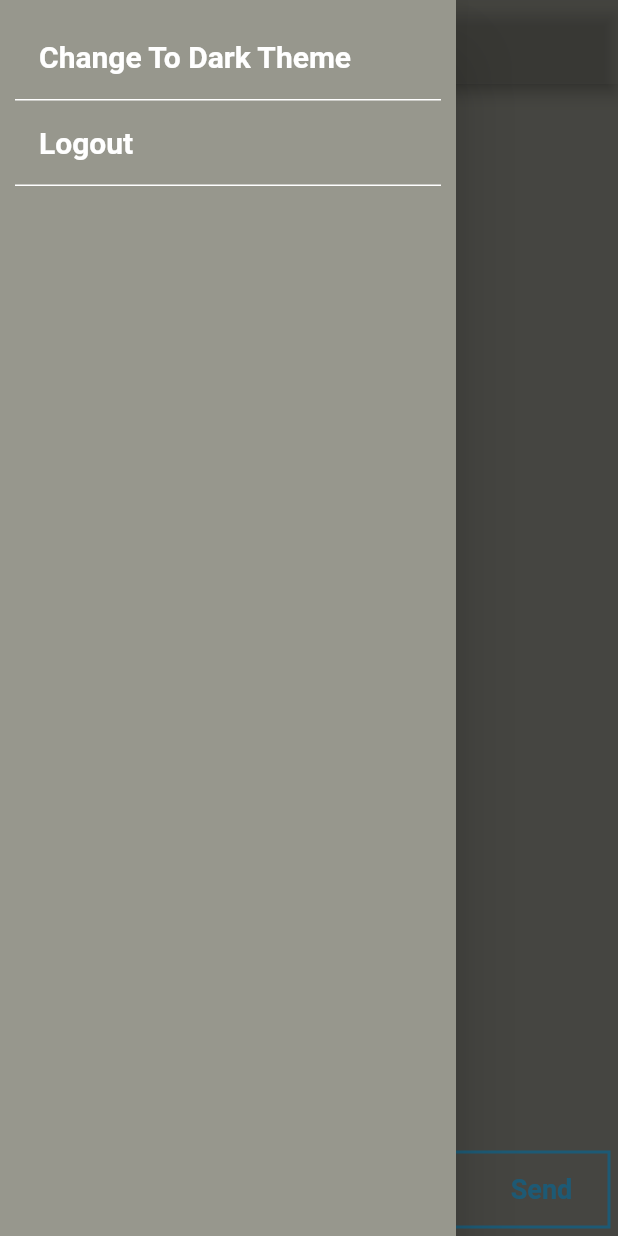
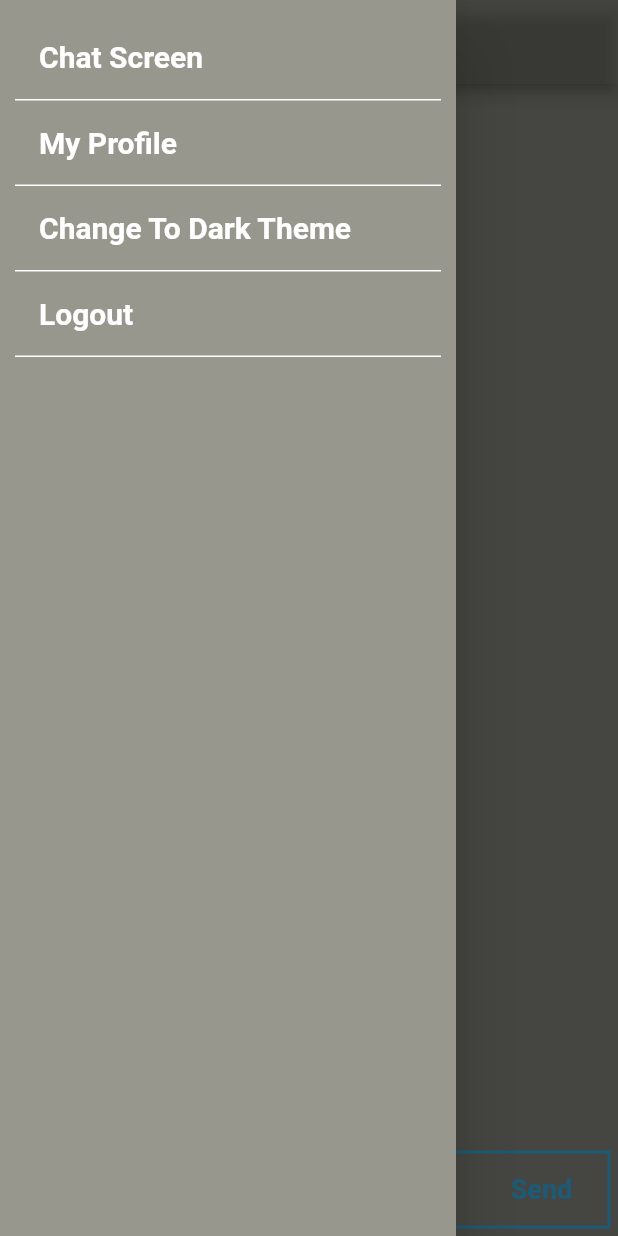
Before and after one commit to aunshpatel/the_chat_app, a Flutter app: the ChatScreen screen opened by its route, with the side drawer open, on a phone screen of 412 x 824 dp. Run offline on Flutter 3.47's test engine with Material 2 defaults, Android fonts, the phone set to English and light mode, and no system bars; our stand-ins replace cloud_firestore, firebase_auth, firebase_core, modal_progress_hud, shared_preferences; accounts and stored records are empty.

```diff
--- a/lib/chat_screen.dart
+++ b/lib/chat_screen.dart
@@ -2,6 +2,8 @@ import 'package:firebase_core/firebase_core.dart';
 import 'package:flutter/material.dart';
 import 'package:firebase_auth/firebase_auth.dart';
 import 'package:shared_preferences/shared_preferences.dart';
+import 'package:the_chat_app/profile_page.dart';
+import 'package:the_chat_app/side_drawer.dart';
 import 'package:the_chat_app/welcome_screen.dart';
 import 'components/constants.dart';
 import 'package:cloud_firestore/cloud_firestore.dart';
@@ -17,7 +19,7 @@ class ChatScreen extends StatefulWidget {
 }
 
 class _ChatScreenState extends State<ChatScreen> {
-  final _auth = FirebaseAuth.instance;
+  //final _auth = FirebaseAuth.instance;
   String messageText = '';
   TextEditingController textMessageController = TextEditingController();
 
@@ -28,7 +30,7 @@ class _ChatScreenState extends State<ChatScreen> {
   }
 
   void getCurrentUser() async{
-    final user = await _auth.currentUser;
+    final user = await auth.currentUser;
     if(user!=null){
       loggedInUser = user;
       print('loggedInUser:$loggedInUser');
@@ -40,13 +42,32 @@ class _ChatScreenState extends State<ChatScreen> {
     return SafeArea(
       child: Scaffold(
         endDrawerEnableOpenDragGesture: false,
-        drawer: Drawer(
+        /*drawer: Drawer(
             backgroundColor: darkTheme == false ? kLightBackgroundColor: Colors.blueGrey,
             elevation: 20,
             child: Padding(
               padding: const EdgeInsets.all(10.0),
               child: ListView(
                 children: [
+                  Container(
+                    decoration: BoxDecoration(
+                        border: Border(
+                            bottom: BorderSide(
+                              color: darkTheme == false ? kWhiteColor : kBlackColor,
+                            )
+                        )
+                    ),
+                    child: ListTile(
+                      title: const Text(
+                        'My Profile',
+                        style: kTextStyle,
+                      ),
+                      onTap: (){
+                        auth.signOut();
+                        Navigator.pushNamed(context, ProfilePage.id);
+                      },
+                    ),
+                  ),
                   Container(
                     decoration: BoxDecoration(
                     border: Border(
@@ -85,7 +106,7 @@ class _ChatScreenState extends State<ChatScreen> {
                         style: kTextStyle,
                       ),
                       onTap: (){
-                        _auth.signOut();
+                        auth.signOut();
                         Navigator.pushNamed(context, WelcomeScreen.id);
                       },
                     ),
@@ -93,7 +114,8 @@ class _ChatScreenState extends State<ChatScreen> {
                 ],
               ),
             )
-        ),
+        ),*/
+        drawer: MyDrawer(),
         backgroundColor: darkTheme == false ? kLightBackgroundColor : kDarkBackgroundColor,
         appBar: AppBar(
           leading: Builder(
@@ -107,9 +129,9 @@ class _ChatScreenState extends State<ChatScreen> {
               );
             },
           ),
-          actions: <Widget>[
+          /*actions: <Widget>[
 
-          ],
+          ],*/
           centerTitle: true,
           title: const Text('The Chat App'),
           backgroundColor: darkTheme == false ? kLightBackgroundColor.withOpacity(0.3) : Colors.blueGrey,
--- a/lib/components/constants.dart
+++ b/lib/components/constants.dart
@@ -1,4 +1,8 @@
 import 'package:flutter/material.dart';
+
+import 'package:firebase_auth/firebase_auth.dart';
+
+final auth = FirebaseAuth.instance;
 
 bool darkTheme = false;
 
--- a/lib/main.dart
+++ b/lib/main.dart
@@ -1,3 +1,4 @@
+import 'package:the_chat_app/profile_page.dart';
 import 'package:the_chat_app/registration_screen.dart';
 import 'package:the_chat_app/welcome_screen.dart';
 import 'package:flutter/material.dart';
@@ -22,6 +23,7 @@ class MyApp extends StatelessWidget {
         LoginScreen.id : (context) => LoginScreen(),
         RegistrationScreen.id : (context) => RegistrationScreen(),
         ChatScreen.id : (context) => ChatScreen(),
+        ProfilePage.id : (context) => ProfilePage(),
       },
     );
   }
--- /dev/null
+++ b/lib/side_drawer.dart
@@ -0,0 +1,110 @@
+import 'package:flutter/material.dart';
+import 'package:shared_preferences/shared_preferences.dart';
+import 'package:the_chat_app/chat_screen.dart';
+import 'package:the_chat_app/profile_page.dart';
+import 'package:the_chat_app/welcome_screen.dart';
+
+import 'components/constants.dart';
+
+class MyDrawer extends StatefulWidget {
+  //const MyDrawer({Key? key}) : super(key: key);
+
+  @override
+  State<MyDrawer> createState() => _MyDrawerState();
+}
+
+class _MyDrawerState extends State<MyDrawer> {
+  @override
+  Widget build(BuildContext context) {
+    return Drawer(
+        backgroundColor: darkTheme == false ? kLightBackgroundColor: Colors.blueGrey,
+        elevation: 20,
+        child: Padding(
+          padding: const EdgeInsets.all(10.0),
+          child: ListView(
+            children: [
+              Container(
+                decoration: BoxDecoration(
+                    border: Border(
+                        bottom: BorderSide(
+                          color: darkTheme == false ? kWhiteColor : kBlackColor,
+                        )
+                    )
+                ),
+                child: ListTile(
+                  title: const Text(
+                    'Chat Screen',
+                    style: kTextStyle,
+                  ),
+                  onTap: (){
+                    Navigator.pushNamed(context, ChatScreen.id);
+                  },
+                ),
+              ),
+              Container(
+                decoration: BoxDecoration(
+                    border: Border(
+                        bottom: BorderSide(
+                          color: darkTheme == false ? kWhiteColor : kBlackColor,
+                        )
+                    )
+                ),
+                child: ListTile(
+                  title: const Text(
+                    'My Profile',
+                    style: kTextStyle,
+                  ),
+                  onTap: (){
+                    Navigator.pushNamed(context, ProfilePage.id);
+                  },
+                ),
+              ),
+              Container(
+                decoration: BoxDecoration(
+                    border: Border(
+                        bottom: BorderSide(
+                          color: darkTheme == false ? kWhiteColor : kBlackColor,
+                        )
+                    )
+                ),
+                child: ListTile(
+                  title: Text(
+                    darkTheme == false ? 'Change To Dark Theme' : 'Change To Light Theme',
+                    style: kTextStyle,
+                  ),
+                  onTap: () async{
+                    setState(() {
+                      darkTheme = !darkTheme;
+                    });
+                    SharedPreferences.getInstance().then((prefs) {
+                      prefs.setBool("darkTheme", darkTheme);
+                    },
+                    );
+                  },
+                ),
+              ),
+              Container(
+                decoration: BoxDecoration(
+                    border: Border(
+                        bottom: BorderSide(
+                          color: darkTheme == false ? kWhiteColor : kBlackColor,
+                        )
+                    )
+                ),
+                child: ListTile(
+                  title: const Text(
+                    'Logout',
+                    style: kTextStyle,
+                  ),
+                  onTap: (){
+                    auth.signOut();
+                    Navigator.pushNamed(context, WelcomeScreen.id);
+                  },
+                ),
+              ),
+            ],
+          ),
+        )
+    );
+  }
+}
```
Also changed, not shown: lib/profile_page.dart (added, +132 -0 lines).
